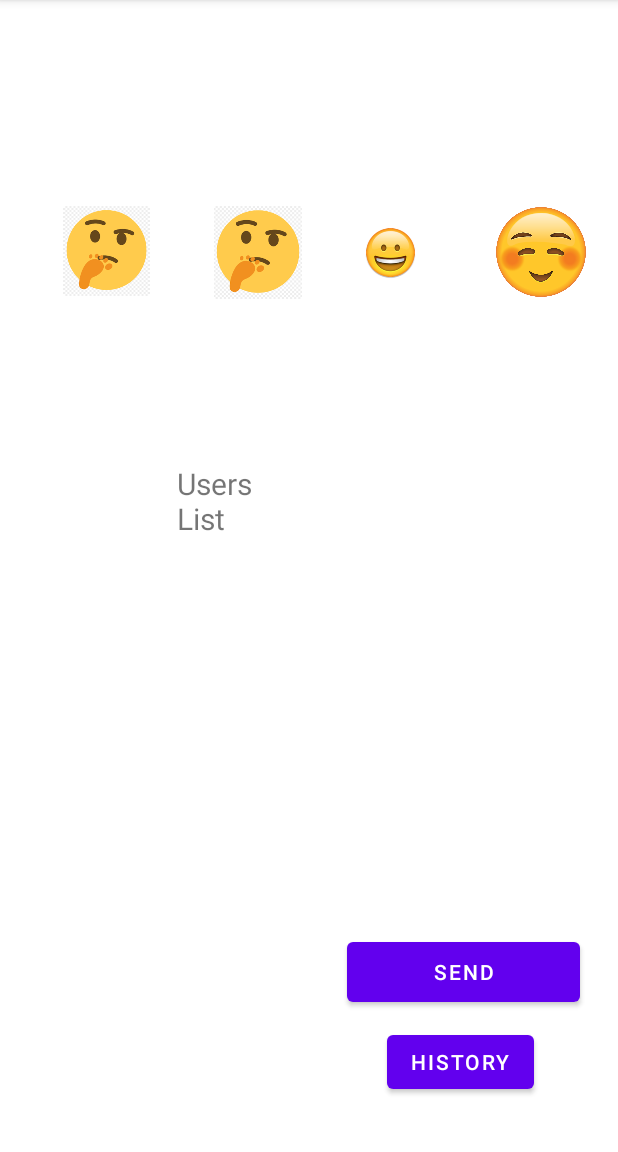
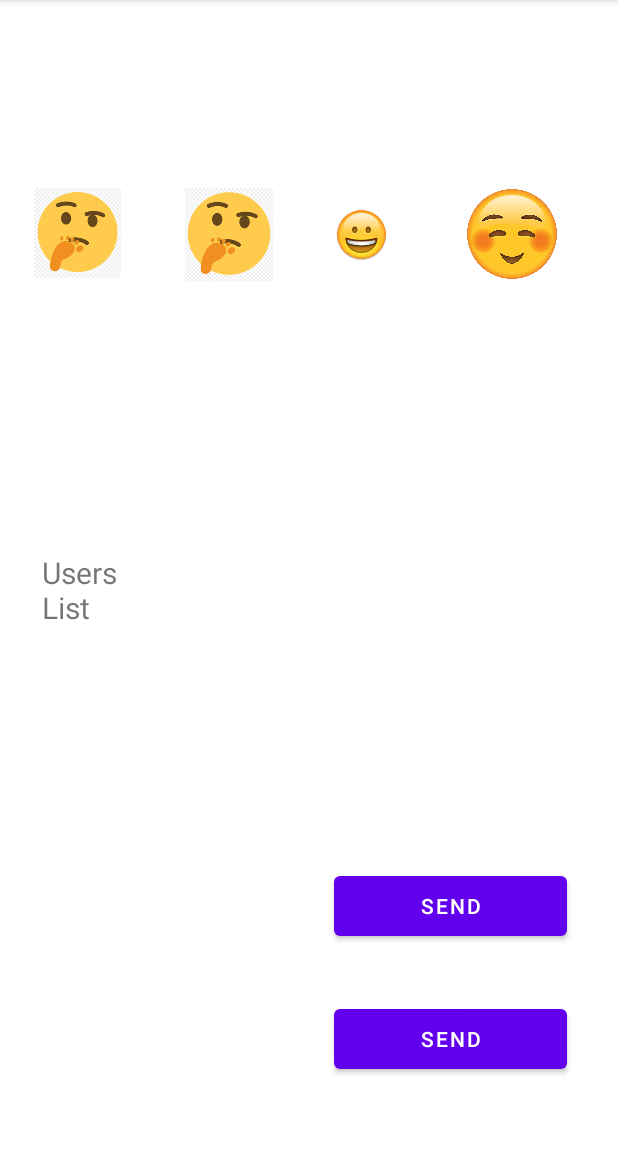
Before and after one commit to YiqianDeng/PawFriends-Team_Firebase-aassignment, an Android app: the StickerSendActivity screen opened directly, with no data from a screen before it, on a phone screen of 412 x 824 dp, the part 84-1236 px from its top. Run offline under Robolectric (Android 15) with nearby library versions, the phone set to English and light mode, and no system bars; our stand-ins replace Firebase (no records; nobody signed in at launch, a user with empty details on screens opened directly).

Commit message:
change layout

```diff
--- a/app/src/main/res/layout/activity_send_page.xml
+++ b/app/src/main/res/layout/activity_send_page.xml
@@ -13,42 +13,35 @@
         layout="@layout/content_emoji"
         android:layout_width="390dp"
         android:layout_height="141dp"
-        android:layout_marginTop="93dp"
         android:layout_marginBottom="422dp"
         app:layout_constraintBottom_toTopOf="@+id/bttn_history"
-        app:layout_constraintEnd_toEndOf="parent"
-        app:layout_constraintHorizontal_bias="0.872"
-        app:layout_constraintStart_toStartOf="parent"
-        app:layout_constraintTop_toTopOf="parent" />
+        app:layout_constraintTop_toTopOf="@+id/textWindow"
+        app:layout_constraintVertical_bias="1.0"
+        tools:layout_editor_absoluteX="10dp" />
 
     <ListView
         android:id="@+id/usersListView"
-        android:layout_width="199dp"
-        android:layout_height="239dp"
-        android:layout_marginStart="40dp"
+        android:layout_width="182dp"
+        android:layout_height="197dp"
 
-        android:layout_marginBottom="154dp"
+        android:layout_marginBottom="84dp"
         app:layout_constraintBottom_toBottomOf="parent"
+        app:layout_constraintEnd_toEndOf="parent"
+        app:layout_constraintHorizontal_bias="0.122"
         app:layout_constraintStart_toStartOf="parent"
-        app:layout_constraintTop_toBottomOf="@+id/textView"
-        app:layout_constraintVertical_bias="1.0" />
+        app:layout_constraintTop_toBottomOf="@+id/textView" />
 
     <TextView
         android:id="@+id/textWindow"
-        android:layout_width="match_parent"
+        android:layout_width="0dp"
         android:layout_height="wrap_content"
-        android:layout_marginStart="32dp"
-        android:layout_marginTop="16dp"
-        android:layout_marginEnd="32dp"
-        android:layout_marginBottom="414dp"
         android:textAlignment="center"
         android:textSize="18sp"
-        app:layout_constraintBottom_toTopOf="@+id/bttn_send_img"
+        app:layout_constraintBottom_toBottomOf="parent"
         app:layout_constraintEnd_toEndOf="parent"
-        app:layout_constraintHorizontal_bias="0.0"
         app:layout_constraintStart_toStartOf="parent"
         app:layout_constraintTop_toTopOf="parent"
-        app:layout_constraintVertical_bias="0.169" />
+        app:layout_constraintVertical_bias="0.037" />
 
     <Button
         android:id="@+id/bttn_send_img"
@@ -57,36 +50,34 @@
         android:text="@string/send"
         app:layout_constraintBottom_toBottomOf="parent"
         app:layout_constraintEnd_toEndOf="parent"
-        app:layout_constraintHorizontal_bias="0.902"
+        app:layout_constraintHorizontal_bias="0.867"
         app:layout_constraintStart_toStartOf="parent"
         app:layout_constraintTop_toBottomOf="@+id/include"
-        app:layout_constraintVertical_bias="0.795" />
+        app:layout_constraintVertical_bias="0.707" />
 
     <TextView
         android:id="@+id/textView"
         android:layout_width="83dp"
         android:layout_height="56dp"
-        android:layout_marginStart="40dp"
-        android:layout_marginEnd="38dp"
-        android:layout_marginBottom="403dp"
         android:text="@string/users_list"
         android:textSize="20sp"
         app:layout_constraintBottom_toBottomOf="parent"
-        app:layout_constraintEnd_toEndOf="@+id/usersListView"
-        app:layout_constraintHorizontal_bias="1.0"
+        app:layout_constraintEnd_toEndOf="parent"
+        app:layout_constraintHorizontal_bias="0.085"
         app:layout_constraintStart_toStartOf="parent"
         app:layout_constraintTop_toBottomOf="@+id/include"
-        app:layout_constraintVertical_bias="1.0" />
+        app:layout_constraintVertical_bias="0.265" />
 
     <Button
         android:id="@+id/bttn_history"
-        android:layout_width="wrap_content"
-        android:layout_height="wrap_content"
-        android:layout_marginBottom="36dp"
-        android:text="history"
+        android:layout_width="155dp"
+        android:layout_height="52dp"
+        android:text="@string/send"
         app:layout_constraintBottom_toBottomOf="parent"
         app:layout_constraintEnd_toEndOf="parent"
-        app:layout_constraintHorizontal_bias="0.821"
-        app:layout_constraintStart_toStartOf="parent" />
+        app:layout_constraintHorizontal_bias="0.867"
+        app:layout_constraintStart_toStartOf="parent"
+        app:layout_constraintTop_toBottomOf="@+id/textView"
+        app:layout_constraintVertical_bias="0.83" />
 
 </androidx.constraintlayout.widget.ConstraintLayout>
```
